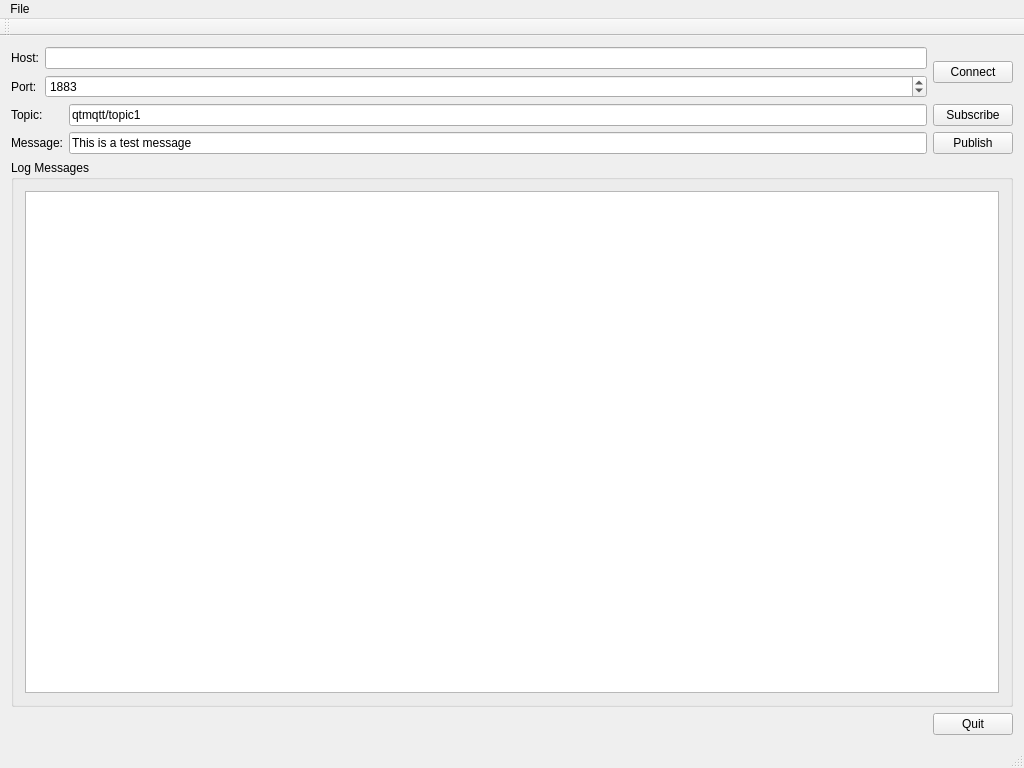
Above: qtmqtt/examples/mqtt/simpleclient/mainwindow.ui from CipSoft-Tibia/Qt5 before the change. Below: the same form after it.
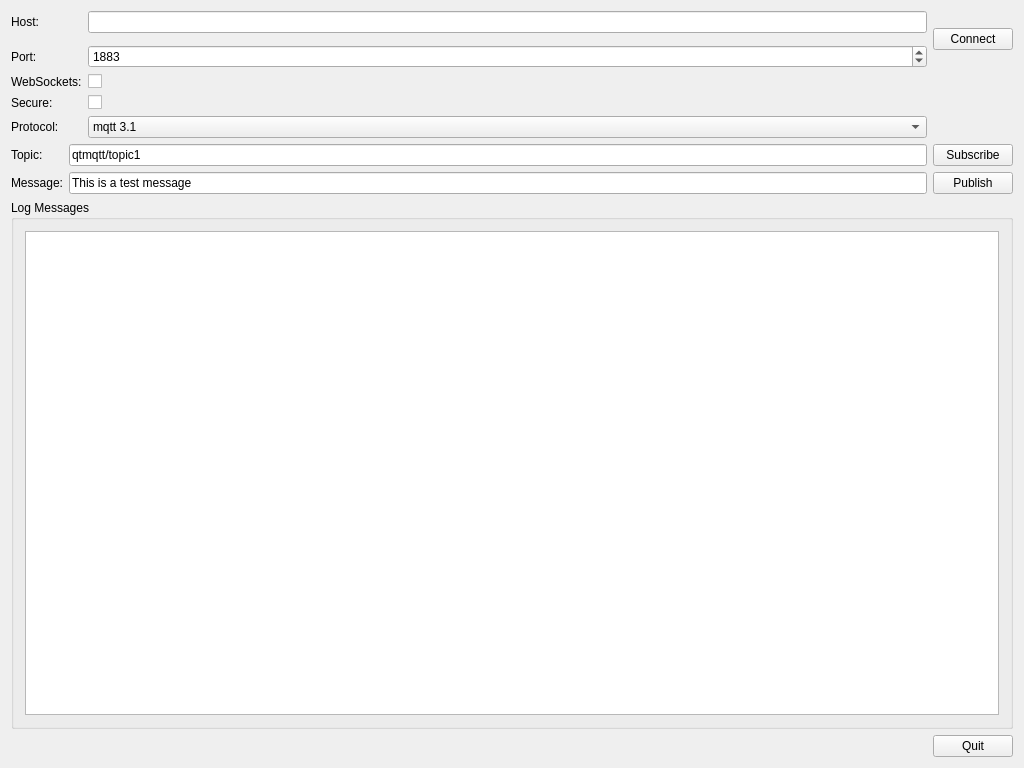
That is the form after the change.

```diff
--- a/qtmqtt/examples/mqtt/simpleclient/mainwindow.ui
+++ b/qtmqtt/examples/mqtt/simpleclient/mainwindow.ui
@@ -18,9 +18,9 @@
     <item>
      <layout class="QHBoxLayout" name="horizontalLayout">
       <item>
-       <layout class="QFormLayout" name="formLayout">
+       <layout class="QGridLayout" name="gridLayout">
         <item row="0" column="0">
-         <widget class="QLabel" name="label">
+         <widget class="QLabel" name="labelHost">
           <property name="text">
            <string>Host:</string>
           </property>
@@ -33,8 +33,15 @@
           </property>
          </widget>
         </item>
+        <item row="0" column="2" rowspan="3">
+         <widget class="QPushButton" name="buttonConnect">
+          <property name="text">
+           <string>Connect</string>
+          </property>
+         </widget>
+        </item>
         <item row="2" column="0">
-         <widget class="QLabel" name="label_2">
+         <widget class="QLabel" name="labelPort">
           <property name="text">
            <string>Port:</string>
           </property>
@@ -43,37 +50,76 @@
         <item row="2" column="1">
          <widget class="QSpinBox" name="spinBoxPort">
           <property name="maximum">
-           <number>99999</number>
+           <number>65535</number>
           </property>
           <property name="value">
            <number>1883</number>
           </property>
          </widget>
         </item>
+        <item row="3" column="0">
+         <widget class="QLabel" name="labelWebSockets">
+          <property name="text">
+           <string>WebSockets:</string>
+          </property>
+         </widget>
+        </item>
+        <item row="3" column="1">
+         <widget class="QCheckBox" name="checkBoxWebSockets" />
+        </item>
+        <item row="4" column="0">
+         <widget class="QLabel" name="labelSecure">
+          <property name="text">
+           <string>Secure:</string>
+          </property>
+         </widget>
+        </item>
+        <item row="4" column="1">
+         <widget class="QCheckBox" name="checkBoxSecure" />
+        </item>
+        <item row="5" column="0">
+         <widget class="QLabel" name="labelProtocol">
+          <property name="text">
+           <string>Protocol:</string>
+          </property>
+         </widget>
+        </item>
+        <item row="5" column="1">
+         <widget class="QComboBox" name="comboBoxProtocol">
+            <item>
+                <property name="text">
+                    <string>mqtt 3.1</string>
+                </property>
+            </item>
+            <item>
+                <property name="text">
+                    <string>mqtt 3.1.1</string>
+                </property>
+            </item>
+            <item>
+                <property name="text">
+                    <string>mqtt 5.0</string>
+                </property>
+            </item>
+         </widget>
+        </item>
        </layout>
       </item>
-      <item>
-       <widget class="QPushButton" name="buttonConnect">
-        <property name="text">
-         <string>Connect</string>
-        </property>
-       </widget>
-      </item>
      </layout>
     </item>
     <item>
-     <layout class="QGridLayout" name="gridLayout">
-      <item row="1" column="1">
-       <widget class="QLineEdit" name="lineEditMessage">
+     <layout class="QGridLayout" name="gridLayout2">
+      <item row="0" column="0">
+       <widget class="QLabel" name="labelTopic">
         <property name="text">
-         <string>This is a test message</string>
+         <string>Topic:</string>
         </property>
        </widget>
       </item>
-      <item row="1" column="0">
-       <widget class="QLabel" name="label_4">
+      <item row="0" column="1">
+       <widget class="QLineEdit" name="lineEditTopic">
         <property name="text">
-         <string>Message:</string>
+         <string>qtmqtt/topic1</string>
         </property>
        </widget>
       </item>
@@ -84,6 +130,20 @@
         </property>
        </widget>
       </item>
+      <item row="1" column="0">
+       <widget class="QLabel" name="labelMessage">
+        <property name="text">
+         <string>Message:</string>
+        </property>
+       </widget>
+      </item>
+      <item row="1" column="1">
+       <widget class="QLineEdit" name="lineEditMessage">
+        <property name="text">
+         <string>This is a test message</string>
+        </property>
+       </widget>
+      </item>
       <item row="1" column="2">
        <widget class="QPushButton" name="buttonPublish">
         <property name="text">
@@ -91,20 +151,6 @@
         </property>
        </widget>
       </item>
-      <item row="0" column="1">
-       <widget class="QLineEdit" name="lineEditTopic">
-        <property name="text">
-         <string>qtmqtt/topic1</string>
-        </property>
-       </widget>
-      </item>
-      <item row="0" column="0">
-       <widget class="QLabel" name="label_3">
-        <property name="text">
-         <string>Topic:</string>
-        </property>
-       </widget>
-      </item>
      </layout>
     </item>
     <item>
@@ -114,7 +160,11 @@
       </property>
       <layout class="QHBoxLayout" name="horizontalLayout_2">
        <item>
-        <widget class="QPlainTextEdit" name="editLog"/>
+        <widget class="QPlainTextEdit" name="editLog">
+         <property name="readOnly">
+          <bool>true</bool>
+         </property>
+        </widget>
        </item>
       </layout>
      </widget>
@@ -145,37 +195,6 @@
     </item>
    </layout>
   </widget>
-  <widget class="QMenuBar" name="menuBar">
-   <property name="geometry">
-    <rect>
-     <x>0</x>
-     <y>0</y>
-     <width>1024</width>
-     <height>20</height>
-    </rect>
-   </property>
-   <widget class="QMenu" name="menuFile">
-    <property name="title">
-     <string>File</string>
-    </property>
-    <addaction name="actionQuit"/>
-   </widget>
-   <addaction name="menuFile"/>
-  </widget>
-  <widget class="QToolBar" name="mainToolBar">
-   <attribute name="toolBarArea">
-    <enum>TopToolBarArea</enum>
-   </attribute>
-   <attribute name="toolBarBreak">
-    <bool>false</bool>
-   </attribute>
-  </widget>
-  <widget class="QStatusBar" name="statusBar"/>
-  <action name="actionQuit">
-   <property name="text">
-    <string>Quit</string>
-   </property>
-  </action>
  </widget>
  <layoutdefault spacing="6" margin="11"/>
  <resources/>
```
